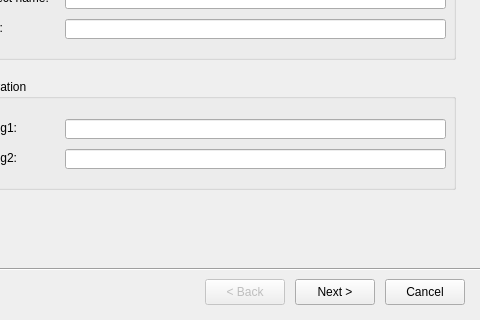
The window that dialogs/projectdialog.ui (neophack/AutoPlatform) describes before a commit, drawn with Qt 5; both pictures show x 205 to 685 and y 141 to 461 of the 685 by 461 pixel window.
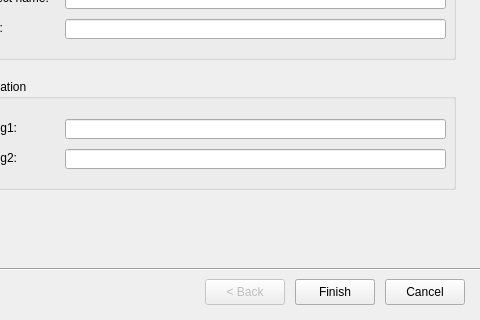
The same window after the commit. The open tabs and pages were chosen to show the change.

Patch:
```diff
--- a/dialogs/projectdialog.ui
+++ b/dialogs/projectdialog.ui
@@ -567,6 +567,19 @@
     <string>&lt; Back</string>
    </property>
   </widget>
+  <widget class="QPushButton" name="pb_project_finish">
+   <property name="geometry">
+    <rect>
+     <x>500</x>
+     <y>420</y>
+     <width>80</width>
+     <height>26</height>
+    </rect>
+   </property>
+   <property name="text">
+    <string>Finish</string>
+   </property>
+  </widget>
  </widget>
  <resources/>
  <connections/>
```
Left out of the diff: 28 changed lines with no effect on the pictures.
